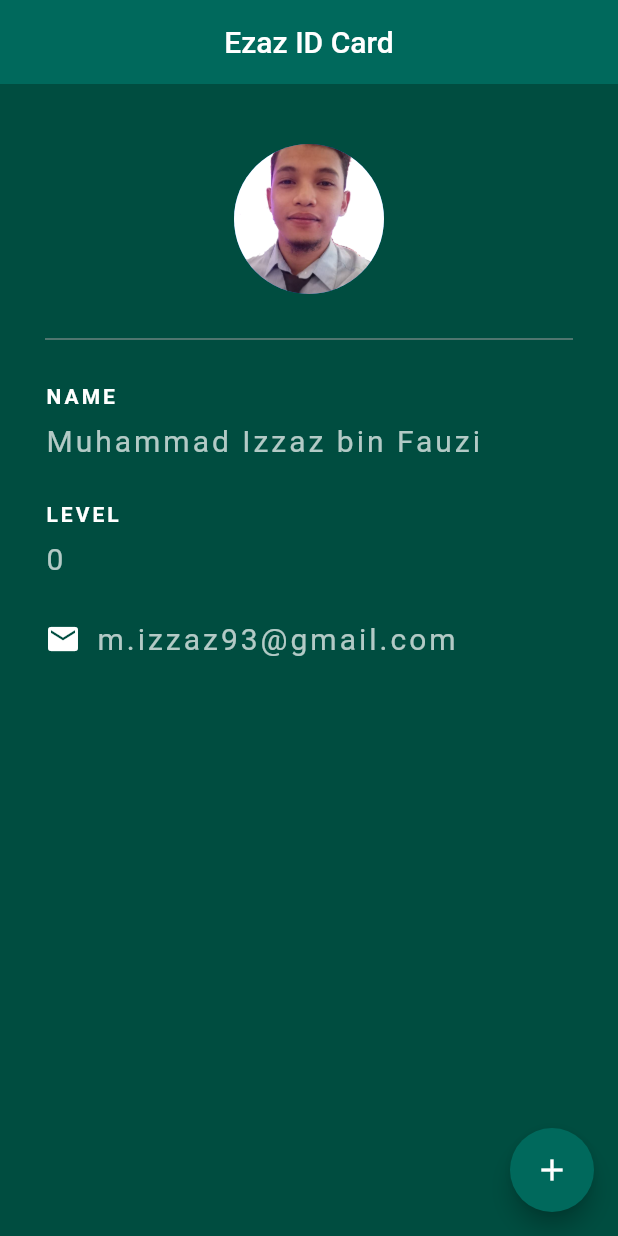
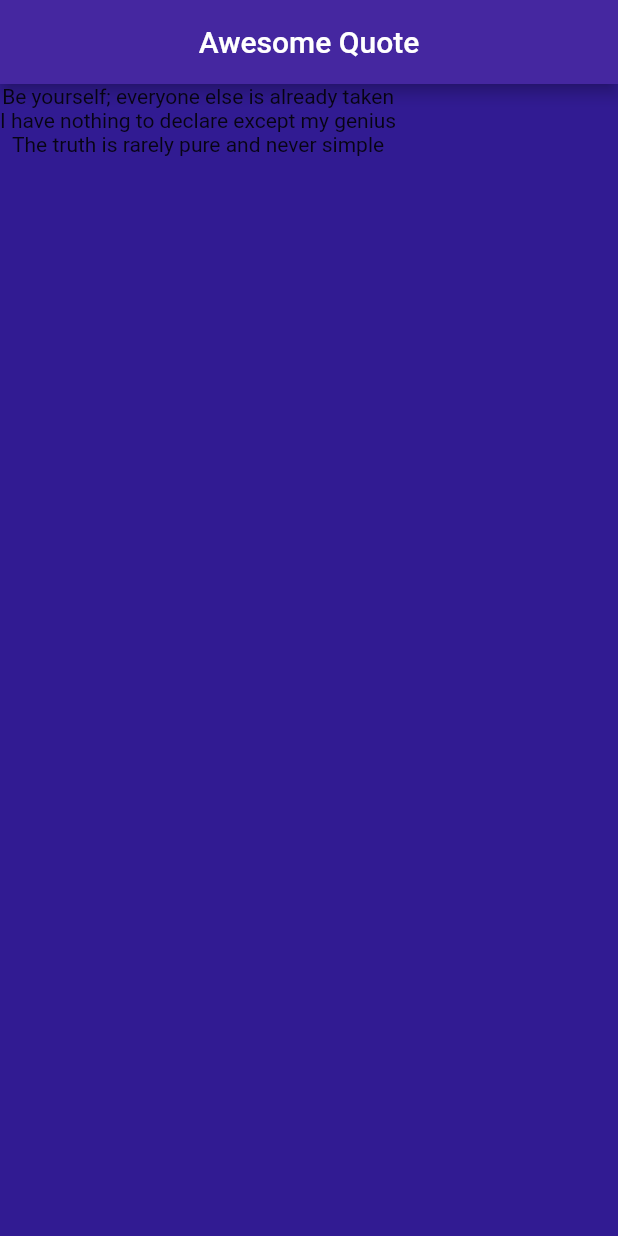
Before and after one commit to izzazfauzi/flutter_tutorial_beginner, a Flutter app: the screen it shows after launch, on a phone screen of 412 x 824 dp. Run offline on Flutter 3.47's test engine with Material 2 defaults, Android fonts, the phone set to English and light mode, and no system bars.

Commit message:
Lists of Data

```diff
--- a/lib/main.dart
+++ b/lib/main.dart
@@ -3,113 +3,34 @@ import 'package:flutter/material.dart';
 void main() {
   runApp(
     MaterialApp(
-      home: Home(),
+      home: QuoteList(),
     ),
   );
 }
 
-class Home extends StatefulWidget {
+class QuoteList extends StatefulWidget {
   @override
-  _HomeState createState() => _HomeState();
+  _QuoteListState createState() => _QuoteListState();
 }
 
-class _HomeState extends State<Home> {
-  int level = 0;
+class _QuoteListState extends State<QuoteList> {
+  List<String> quotes = [
+    'Be yourself; everyone else is already taken',
+    'I have nothing to declare except my genius',
+    'The truth is rarely pure and never simple',
+  ];
 
   @override
   Widget build(BuildContext context) {
     return Scaffold(
-      backgroundColor: Colors.teal[900],
+      backgroundColor: Colors.deepPurple[900],
       appBar: AppBar(
-        title: Text('Ezaz ID Card'),
+        title: Text('Awesome Quote'),
         centerTitle: true,
-        backgroundColor: Colors.teal[800],
-        elevation: 0.0,
+        backgroundColor: Colors.deepPurple[800],
       ),
-      floatingActionButton: FloatingActionButton(
-        onPressed: () {
-          setState(() {
-            level += 1;
-          });
-        },
-        child: Icon(Icons.add),
-        backgroundColor: Colors.teal[800],
-      ),
-      body: Padding(
-        padding: EdgeInsets.fromLTRB(30.0, 40.0, 30.0, 0.0),
-        child: Column(
-          crossAxisAlignment: CrossAxisAlignment.start,
-          children: <Widget>[
-            Center(
-              child: CircleAvatar(
-                backgroundImage: AssetImage('assets/profile.png'),
-                radius: 50.0,
-              ),
-            ),
-            Divider(
-              height: 60.0,
-              color: Colors.grey,
-            ),
-            Text(
-              'NAME',
-              style: TextStyle(
-                  color: Colors.white,
-                  letterSpacing: 2.0,
-                  fontWeight: FontWeight.bold),
-            ),
-            SizedBox(
-              height: 10.0,
-            ),
-            Text(
-              'Muhammad Izzaz bin Fauzi',
-              style: TextStyle(
-                  color: Colors.white70, letterSpacing: 2.0, fontSize: 20.0),
-            ),
-            SizedBox(
-              height: 30.0,
-            ),
-            Text(
-              'LEVEL',
-              style: TextStyle(
-                  color: Colors.white,
-                  letterSpacing: 2.0,
-                  fontWeight: FontWeight.bold),
-            ),
-            SizedBox(
-              height: 10.0,
-            ),
-            Text(
-              '$level',
-              style: TextStyle(
-                color: Colors.white70,
-                letterSpacing: 2.0,
-                fontSize: 20.0,
-              ),
-            ),
-            SizedBox(
-              height: 30.0,
-            ),
-            Row(
-              children: <Widget>[
-                Icon(
-                  Icons.email,
-                  color: Colors.white,
-                ),
-                SizedBox(
-                  width: 10.0,
-                ),
-                Text(
-                  'm.izzaz93@gmail.com',
-                  style: TextStyle(
-                    color: Colors.white70,
-                    letterSpacing: 2.0,
-                    fontSize: 20.0,
-                  ),
-                ),
-              ],
-            ),
-          ],
-        ),
+      body: Column(
+        children: quotes.map((quote) => Text(quote)).toList(),
       ),
     );
   }
```
